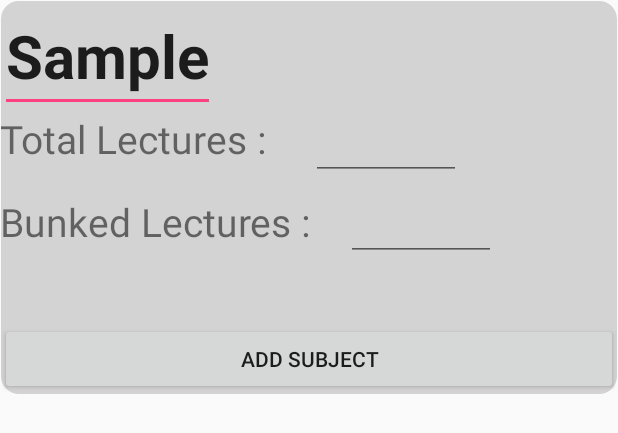
After one commit to Raghavi-Adoni/AttendanceManager, an Android app: the layout activity_add__subject.xml on its own in the app's theme, with its tools: preview values and no code run, on a phone screen of 412 x 824 dp. The commit adds this screen. Shown: the top 433 px of the screen. Run offline under Robolectric (Android 15) with nearby library versions, the light colour scheme and no system bars.

Commit message:
Recent Commit

```diff
--- /dev/null
+++ b/app/src/main/res/layout/activity_add__subject.xml
@@ -0,0 +1,72 @@
+<?xml version="1.0" encoding="utf-8"?>
+<RelativeLayout
+    xmlns:android="http://schemas.android.com/apk/res/android" android:layout_width="match_parent"
+    android:layout_height="wrap_content"
+    android:background="@drawable/recycler_background">
+
+
+    <EditText
+
+        android:id="@+id/add_subject_name_editText"
+        android:layout_width="wrap_content"
+        android:layout_height="wrap_content"
+
+        android:layout_alignParentLeft="true"
+        android:layout_alignParentStart="true"
+        android:layout_alignParentTop="true"
+        android:text="Sample"
+        android:textSize="40dp"
+        android:textStyle="bold" />
+
+
+
+    <TextView
+        android:id="@+id/add_subject_totalLec_text_view"
+        android:layout_width="wrap_content"
+        android:layout_height="wrap_content"
+        android:layout_below="@+id/add_subject_name_editText"
+        android:text="Total Lectures :"
+        android:textSize="26dp"
+
+        />
+
+    <EditText
+        android:id="@+id/add_subject_totalLec_editText"
+        android:layout_width="100dp"
+        android:layout_height="wrap_content"
+        android:layout_alignTop="@+id/add_subject_totalLec_text_view"
+        android:layout_toEndOf="@+id/add_subject_totalLec_text_view"
+        android:layout_toRightOf="@+id/add_subject_totalLec_text_view"
+        android:layout_marginLeft="30dp"/>
+
+    <TextView
+        android:id="@+id/add_subject_bunkedLec_text_view"
+        android:layout_width="wrap_content"
+        android:layout_height="wrap_content"
+
+        android:layout_below="@+id/add_subject_totalLec_text_view"
+        android:text="Bunked Lectures :"
+        android:textSize="26dp"
+        android:layout_marginTop="20dp"
+        />
+
+    <EditText
+        android:id="@+id/add_subject_bunkedLec_editText"
+        android:layout_width="100dp"
+        android:layout_height="wrap_content"
+        android:layout_alignBaseline="@+id/add_subject_bunkedLec_text_view"
+        android:layout_alignBottom="@+id/add_subject_bunkedLec_text_view"
+        android:layout_alignLeft="@+id/add_subject_totalLec_editText"
+        android:layout_alignStart="@+id/add_subject_totalLec_editText"
+        android:layout_marginLeft="23dp"
+        android:layout_marginStart="23dp" />
+
+    <Button
+        android:layout_width="match_parent"
+        android:id="@+id/add_subject_data_button"
+        android:layout_height="wrap_content"
+        android:layout_below="@id/add_subject_bunkedLec_text_view"
+        android:layout_marginTop="50dp"
+        android:text="ADD SUBJECT"/>
+
+</RelativeLayout>
```
Also changed, not shown: app/src/main/java/com/raghavi/attendancemanager/Adapter.java (+32 -17 lines), app/src/main/java/com/raghavi/attendancemanager/Add_Subject.java (added, +74 -0 lines), app/src/main/java/com/raghavi/attendancemanager/SubjectUpdate.java (+89 -93 lines), app/src/main/java/com/raghavi/attendancemanager/subjectData.java (+8 -0 lines).
